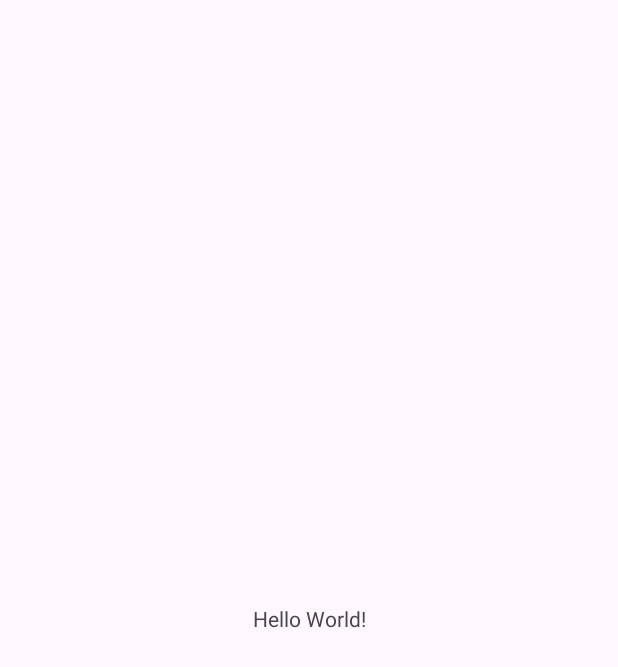
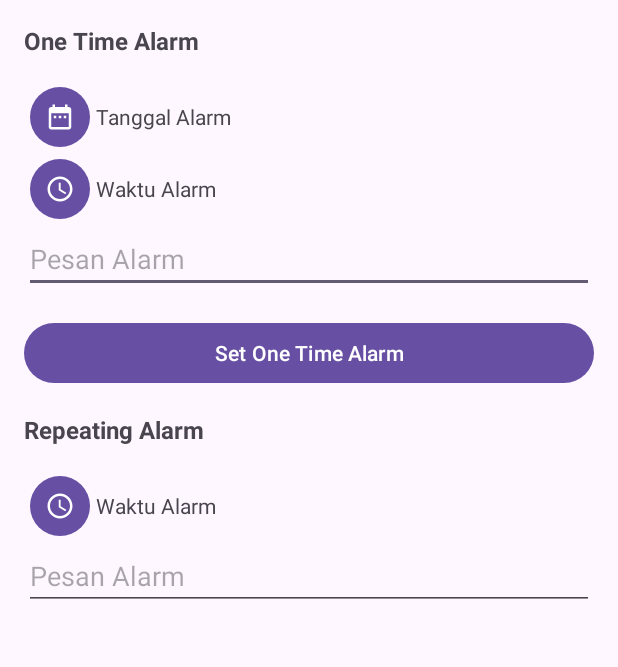
Before and after one commit to nafishafi/MyAlarmManager, an Android app: the screen it shows after launch (MainActivity), on a phone screen of 412 x 824 dp. Before the commit the part shown is almost empty. Shown: the top 667 px of the screen. Run offline under Robolectric (Android 15) with nearby library versions, the phone set to English and light mode, and no system bars; 1 statement that could not run was skipped.

Commit message:
add Alarm Receiver

```diff
--- a/app/src/main/AndroidManifest.xml
+++ b/app/src/main/AndroidManifest.xml
@@ -12,6 +12,11 @@
         android:supportsRtl="true"
         android:theme="@style/Theme.MyAlarmManager"
         tools:targetApi="31">
+        <receiver
+            android:name=".AlarmReceiver"
+            android:enabled="true"
+            android:exported="true"></receiver>
+
         <activity
             android:name=".MainActivity"
             android:exported="true">
--- /dev/null
+++ b/app/src/main/java/com/dicoding/myalarmmanager/AlarmReceiver.kt
@@ -0,0 +1,13 @@
+package com.dicoding.myalarmmanager
+
+import android.content.BroadcastReceiver
+import android.content.Context
+import android.content.Intent
+
+class AlarmReceiver : BroadcastReceiver() {
+
+    override fun onReceive(context: Context, intent: Intent) {
+        // This method is called when the BroadcastReceiver is receiving an Intent broadcast.
+        TODO("AlarmReceiver.onReceive() is not implemented")
+    }
+}
--- /dev/null
+++ b/app/src/main/res/drawable/baseline_access_time_24.xml
@@ -0,0 +1,7 @@
+<vector xmlns:android="http://schemas.android.com/apk/res/android" android:height="24dp" android:tint="#000000" android:viewportHeight="24" android:viewportWidth="24" android:width="24dp">
+
+    <path android:fillColor="@android:color/white" android:pathData="M11.99,2C6.47,2 2,6.48 2,12s4.47,10 9.99,10C17.52,22 22,17.52 22,12S17.52,2 11.99,2zM12,20c-4.42,0 -8,-3.58 -8,-8s3.58,-8 8,-8 8,3.58 8,8 -3.58,8 -8,8z"/>
+
+    <path android:fillColor="@android:color/white" android:pathData="M12.5,7H11v6l5.25,3.15 0.75,-1.23 -4.5,-2.67z"/>
+
+</vector>
--- /dev/null
+++ b/app/src/main/res/drawable/baseline_date_range_24.xml
@@ -0,0 +1,5 @@
+<vector xmlns:android="http://schemas.android.com/apk/res/android" android:height="24dp" android:tint="#000000" android:viewportHeight="24" android:viewportWidth="24" android:width="24dp">
+
+    <path android:fillColor="@android:color/white" android:pathData="M9,11L7,11v2h2v-2zM13,11h-2v2h2v-2zM17,11h-2v2h2v-2zM19,4h-1L18,2h-2v2L8,4L8,2L6,2v2L5,4c-1.11,0 -1.99,0.9 -1.99,2L3,20c0,1.1 0.89,2 2,2h14c1.1,0 2,-0.9 2,-2L21,6c0,-1.1 -0.9,-2 -2,-2zM19,20L5,20L5,9h14v11z"/>
+
+</vector>
--- a/app/src/main/res/layout/activity_main.xml
+++ b/app/src/main/res/layout/activity_main.xml
@@ -1,19 +1,99 @@
 <?xml version="1.0" encoding="utf-8"?>
-<androidx.constraintlayout.widget.ConstraintLayout xmlns:android="http://schemas.android.com/apk/res/android"
+<LinearLayout xmlns:android="http://schemas.android.com/apk/res/android"
     xmlns:app="http://schemas.android.com/apk/res-auto"
     xmlns:tools="http://schemas.android.com/tools"
-    android:id="@+id/main"
+    android:id="@+id/activity_main"
     android:layout_width="match_parent"
     android:layout_height="match_parent"
+    android:orientation="vertical"
+    android:padding="16dp"
     tools:context=".MainActivity">
 
     <TextView
-        android:layout_width="wrap_content"
+        android:layout_width="match_parent"
         android:layout_height="wrap_content"
-        android:text="Hello World!"
-        app:layout_constraintBottom_toBottomOf="parent"
-        app:layout_constraintEnd_toEndOf="parent"
-        app:layout_constraintStart_toStartOf="parent"
-        app:layout_constraintTop_toTopOf="parent" />
-
-</androidx.constraintlayout.widget.ConstraintLayout>
+        android:layout_marginBottom="16dp"
+        android:text="@string/one_time_alarm"
+        android:textSize="16sp"
+        android:textStyle="bold" />
+    <LinearLayout
+        android:layout_width="match_parent"
+        android:layout_height="wrap_content"
+        android:gravity="center_vertical"
+        android:orientation="horizontal">
+        <Button
+            android:id="@+id/btn_once_date"
+            style="?attr/materialIconButtonFilledStyle"
+            android:layout_width="wrap_content"
+            android:layout_height="wrap_content"
+            app:icon="@drawable/baseline_date_range_24" />
+        <TextView
+            android:id="@+id/tv_once_date"
+            android:layout_width="wrap_content"
+            android:layout_height="wrap_content"
+            android:text="@string/alarm_date" />
+    </LinearLayout>
+    <LinearLayout
+        android:layout_width="match_parent"
+        android:layout_height="wrap_content"
+        android:gravity="center_vertical"
+        android:orientation="horizontal">
+        <Button
+            android:id="@+id/btn_once_time"
+            style="?attr/materialIconButtonFilledStyle"
+            android:layout_width="wrap_content"
+            android:layout_height="wrap_content"
+            app:icon="@drawable/baseline_access_time_24" />
+        <TextView
+            android:id="@+id/tv_once_time"
+            android:layout_width="wrap_content"
+            android:layout_height="wrap_content"
+            android:text="@string/alarm_time" />
+    </LinearLayout>
+    <EditText
+        android:id="@+id/edt_once_message"
+        android:layout_width="match_parent"
+        android:layout_height="wrap_content"
+        android:layout_marginBottom="16dp"
+        android:hint="@string/alarm_message"
+        android:importantForAutofill="no"
+        android:inputType="text" />
+    <Button
+        android:id="@+id/btn_set_once_alarm"
+        android:layout_width="match_parent"
+        android:layout_height="wrap_content"
+        android:layout_marginBottom="16dp"
+        android:text="@string/set_one_time_alarm" />
+    <TextView
+        android:layout_width="match_parent"
+        android:layout_height="wrap_content"
+        android:layout_marginBottom="16dp"
+        android:text="@string/repeating_alarm"
+        android:textSize="16sp"
+        android:textStyle="bold" />
+    <LinearLayout
+        android:layout_width="match_parent"
+        android:layout_height="wrap_content"
+        android:gravity="center_vertical"
+        android:orientation="horizontal">
+        <Button
+            android:id="@+id/btn_repeating_time"
+            style="?attr/materialIconButtonFilledStyle"
+            android:layout_width="wrap_content"
+            android:layout_height="wrap_content"
+            app:icon="@drawable/baseline_access_time_24" />
+        <TextView
+            android:id="@+id/tv_repeating_time"
+            android:layout_width="wrap_content"
+            android:layout_height="wrap_content"
+            android:text="@string/alarm_time" />
+    </LinearLayout>
+    <EditText
+        android:id="@+id/edt_repeating_message"
+        android:layout_width="match_parent"
+        android:layout_height="wrap_content"
+        android:layout_marginBottom="16dp"
+        android:hint="@string/alarm_message"
+        android:importantForAutofill="no"
+        android:inputType="text" />
+</LinearLayout>
--- a/app/src/main/res/values/strings.xml
+++ b/app/src/main/res/values/strings.xml
@@ -1,3 +1,11 @@
 <resources>
     <string name="app_name">MyAlarmManager</string>
+    <string name="one_time_alarm">One Time Alarm</string>
+    <string name="alarm_date">Tanggal Alarm</string>
+    <string name="set_one_time_alarm">Set One Time Alarm</string>
+    <string name="alarm_message">Pesan Alarm</string>
+    <string name="repeating_alarm">Repeating Alarm</string>
+    <string name="set_repeating_alarm">Set Repeating Alarm</string>
+    <string name="cancel_alarm">Batalkan Alarm</string>
+    <string name="alarm_time">Waktu Alarm</string>
 </resources>
```
